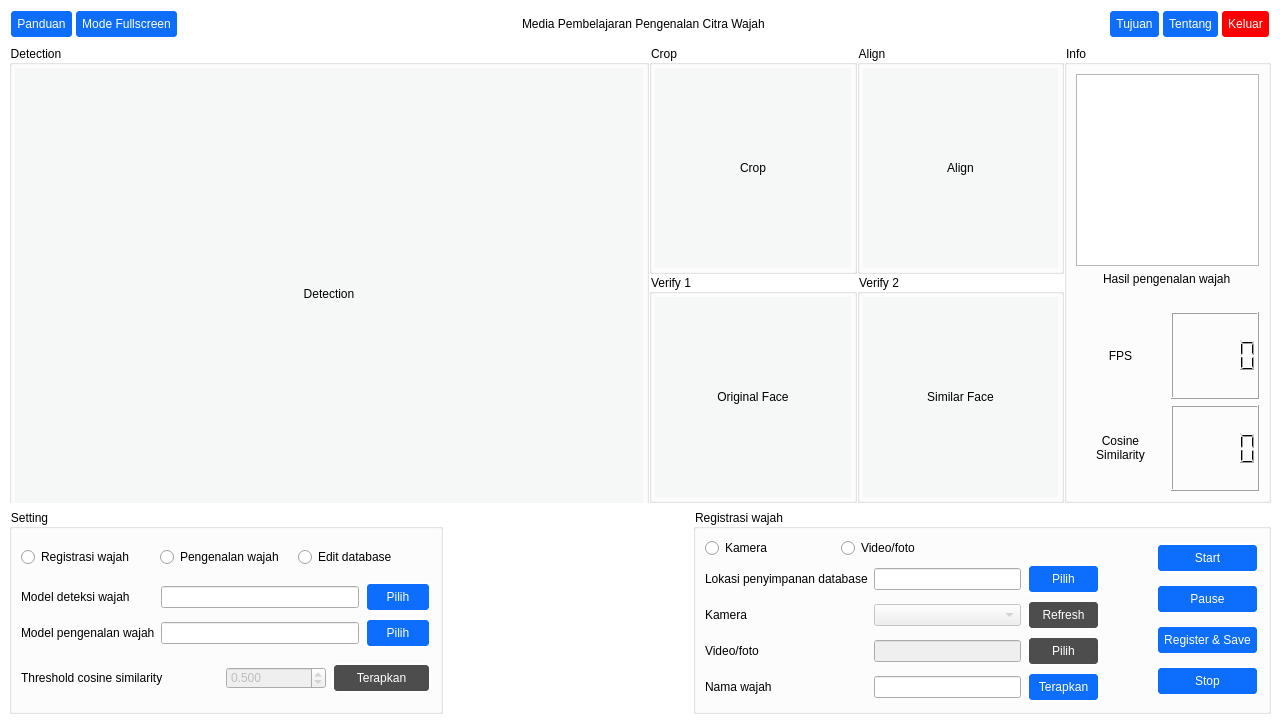
yusufpraditya/face-recognition-app, file design/design.ui: the form before one commit.
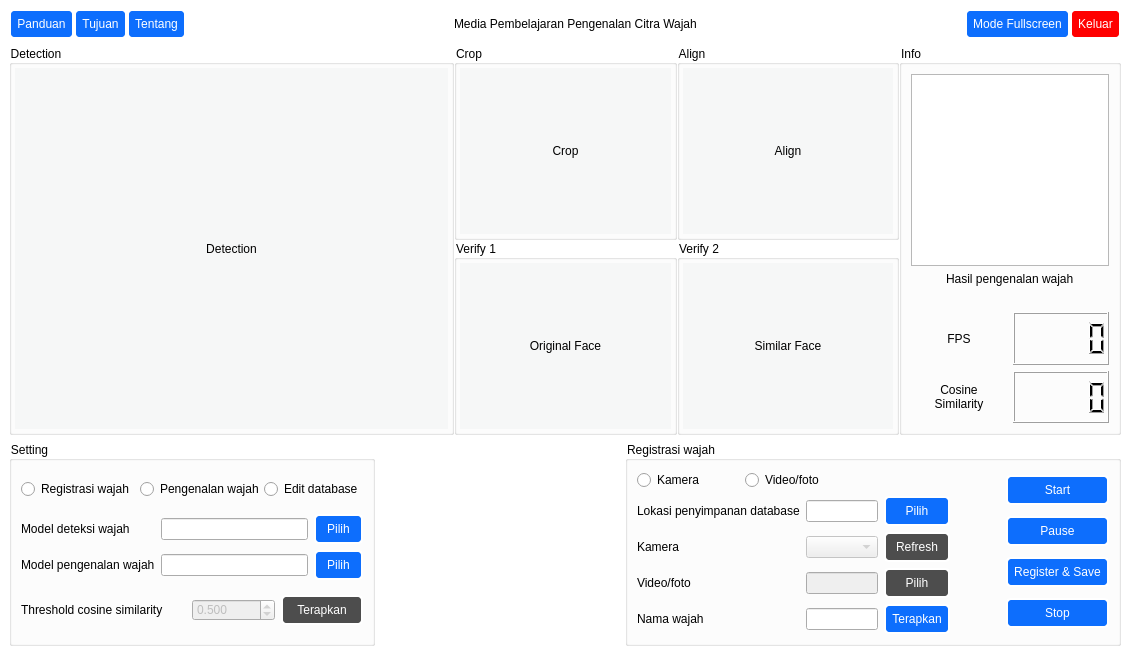
The form after the commit. The open tabs and pages were chosen to show the change.

What changed in the file:
```diff
--- a/design/design.ui
+++ b/design/design.ui
@@ -2,12 +2,15 @@
 <ui version="4.0">
  <class>MainWindow</class>
  <widget class="QMainWindow" name="MainWindow">
+  <property name="enabled">
+   <bool>true</bool>
+  </property>
   <property name="geometry">
    <rect>
     <x>0</x>
     <y>0</y>
-    <width>1280</width>
-    <height>723</height>
+    <width>1130</width>
+    <height>655</height>
    </rect>
   </property>
   <property name="windowTitle">
@@ -43,8 +46,8 @@
   <widget class="QWidget" name="centralwidget">
    <property name="minimumSize">
     <size>
-     <width>1280</width>
-     <height>720</height>
+     <width>800</width>
+     <height>600</height>
     </size>
    </property>
    <property name="styleSheet">
@@ -78,46 +81,6 @@
            </property>
           </widget>
          </item>
-         <item>
-          <widget class="QPushButton" name="btnScreen">
-           <property name="text">
-            <string>Mode Fullscreen</string>
-           </property>
-          </widget>
-         </item>
-         <item>
-          <spacer name="horizontalSpacer">
-           <property name="orientation">
-            <enum>Qt::Horizontal</enum>
-           </property>
-           <property name="sizeHint" stdset="0">
-            <size>
-             <width>40</width>
-             <height>20</height>
-            </size>
-           </property>
-          </spacer>
-         </item>
-         <item>
-          <widget class="QLabel" name="label_6">
-           <property name="text">
-            <string>Media Pembelajaran Pengenalan Citra Wajah</string>
-           </property>
-          </widget>
-         </item>
-         <item>
-          <spacer name="horizontalSpacer_5">
-           <property name="orientation">
-            <enum>Qt::Horizontal</enum>
-           </property>
-           <property name="sizeHint" stdset="0">
-            <size>
-             <width>40</width>
-             <height>20</height>
-            </size>
-           </property>
-          </spacer>
-         </item>
          <item>
           <widget class="QPushButton" name="btnTujuan">
            <property name="text">
@@ -132,6 +95,46 @@
            </property>
           </widget>
          </item>
+         <item>
+          <spacer name="horizontalSpacer">
+           <property name="orientation">
+            <enum>Qt::Horizontal</enum>
+           </property>
+           <property name="sizeHint" stdset="0">
+            <size>
+             <width>40</width>
+             <height>20</height>
+            </size>
+           </property>
+          </spacer>
+         </item>
+         <item>
+          <widget class="QLabel" name="label_6">
+           <property name="text">
+            <string>Media Pembelajaran Pengenalan Citra Wajah</string>
+           </property>
+          </widget>
+         </item>
+         <item>
+          <spacer name="horizontalSpacer_5">
+           <property name="orientation">
+            <enum>Qt::Horizontal</enum>
+           </property>
+           <property name="sizeHint" stdset="0">
+            <size>
+             <width>40</width>
+             <height>20</height>
+            </size>
+           </property>
+          </spacer>
+         </item>
+         <item>
+          <widget class="QPushButton" name="btnScreen">
+           <property name="text">
+            <string>Mode Fullscreen</string>
+           </property>
+          </widget>
+         </item>
          <item>
           <widget class="QPushButton" name="btnExit">
            <property name="styleSheet">
@@ -156,7 +159,7 @@
     </item>
     <item>
      <widget class="QWidget" name="widget_2" native="true">
-      <layout class="QGridLayout" name="gridLayout_2" columnstretch="1,2,1" columnminimumwidth="0,0,0">
+      <layout class="QGridLayout" name="gridLayout_2" columnstretch="2,2,1" columnminimumwidth="0,0,0">
        <property name="leftMargin">
         <number>0</number>
        </property>
@@ -176,8 +179,8 @@
         <widget class="QGroupBox" name="groupBox">
          <property name="minimumSize">
           <size>
-           <width>640</width>
-           <height>480</height>
+           <width>0</width>
+           <height>0</height>
           </size>
          </property>
          <property name="title">
```
Left out of the diff: 2 changed lines with no effect on the pictures.
